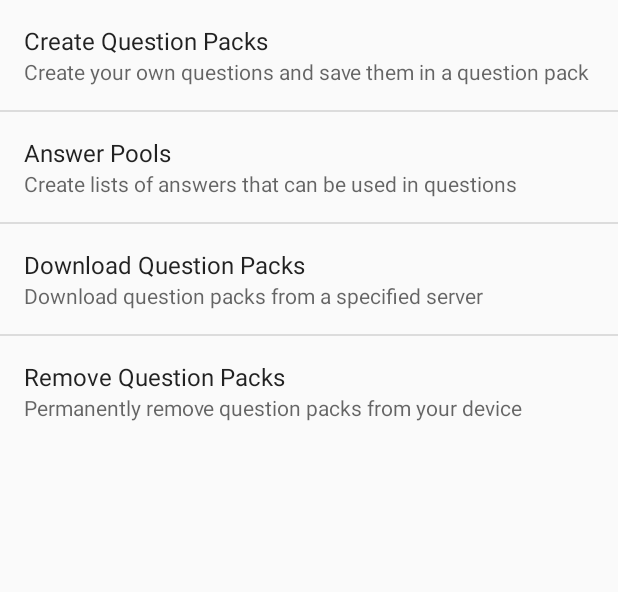
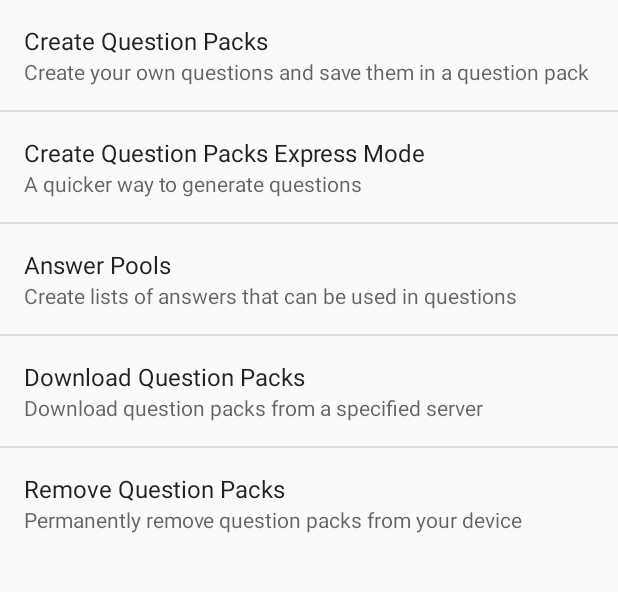
Before and after one commit to johncrawley/quizudo, an Android app: the screen it shows after launch (PreferencesActivity), after a tap on "OPTIONS", on a phone screen of 412 x 824 dp, the part 75-667 px from its top. Run offline under Robolectric (Android 15) with nearby library versions, the phone set to English and light mode, and no system bars; our stand-ins replace AdMob.

Commit message:
Creation of menu item for question generator.

```diff
--- a/app/src/main/AndroidManifest.xml
+++ b/app/src/main/AndroidManifest.xml
@@ -13,7 +13,7 @@
         android:label="@string/app_name"
         android:supportsRtl="true"
         android:theme="@style/Theme.AppCompat.Light.NoActionBar">
-        <activity android:name=".creator.turbo.GeneratorsActivity"></activity>
+        <activity android:name=".creator.express.GeneratorsActivity"></activity>
         <!-- android:theme="@style/AppTheme"> -->
         <activity
             android:name=".main.MainActivity"
--- a/app/src/main/java/com/jacsstuff/quizudo/creator/turbo/GeneratorsActivity.java
+++ b/app/src/main/java/com/jacsstuff/quizudo/creator/express/GeneratorsActivity.java
@@ -1,4 +1,4 @@
-package com.jacsstuff.quizudo.creator.turbo;
+package com.jacsstuff.quizudo.creator.express;
 
 import android.support.v7.app.AppCompatActivity;
 import android.os.Bundle;
--- a/app/src/main/java/com/jacsstuff/quizudo/options/SettingsFragment.java
+++ b/app/src/main/java/com/jacsstuff/quizudo/options/SettingsFragment.java
@@ -13,9 +13,11 @@ import android.view.ViewGroup;
 import com.jacsstuff.quizudo.R;
 import com.jacsstuff.quizudo.creator.QuizWriterActivity;
 import com.jacsstuff.quizudo.answerPool.AnswerPoolActivity;
+import com.jacsstuff.quizudo.creator.express.GeneratorsActivity;
 import com.jacsstuff.quizudo.download.DownloadQuestionsActivity;
 
 import static com.jacsstuff.quizudo.utils.Consts.DOWNLOAD_QUESTION_PACKS_PREFERENCE;
+import static com.jacsstuff.quizudo.utils.Consts.QUESTION_CREATOR_EXPRESS_PREFERENCE;
 import static com.jacsstuff.quizudo.utils.Consts.QUESTION_CREATOR_PREFERENCE;
 import static com.jacsstuff.quizudo.utils.Consts.REMOVE_QUESTIONS_PREFERENCE;
 import static com.jacsstuff.quizudo.utils.Consts.ANSWER_POOL_PREFERENCE;
@@ -55,7 +57,12 @@ public class SettingsFragment extends PreferenceFragment {
 
     private void setupPreferences(){
 
-        for(String preferenceName : new String[]{DOWNLOAD_QUESTION_PACKS_PREFERENCE, REMOVE_QUESTIONS_PREFERENCE, ANSWER_POOL_PREFERENCE, QUESTION_CREATOR_PREFERENCE }){
+        for(String preferenceName : new String[]{
+                QUESTION_CREATOR_EXPRESS_PREFERENCE,
+                DOWNLOAD_QUESTION_PACKS_PREFERENCE,
+                REMOVE_QUESTIONS_PREFERENCE,
+                ANSWER_POOL_PREFERENCE,
+                QUESTION_CREATOR_PREFERENCE }){
             setupPreference(preferenceName);
         }
     }
@@ -83,6 +90,9 @@ public class SettingsFragment extends PreferenceFragment {
                         break;
                     case ANSWER_POOL_PREFERENCE:
                         launchActivity(AnswerPoolActivity.class);
+                        break;
+                    case QUESTION_CREATOR_EXPRESS_PREFERENCE:
+                        launchActivity(GeneratorsActivity.class);
                         break;
                     case QUESTION_CREATOR_PREFERENCE:
                         launchActivity(QuizWriterActivity.class);
--- a/app/src/main/java/com/jacsstuff/quizudo/utils/Consts.java
+++ b/app/src/main/java/com/jacsstuff/quizudo/utils/Consts.java
@@ -36,6 +36,7 @@ public class Consts {
     public static final String WERE_DEFAULT_QPS_ADDED_PREFERENCE = "wereDefaultQPsAdded";
     public static final String ANSWER_POOL_PREFERENCE = "AnswerPoolSettings";
     public static final String QUESTION_CREATOR_PREFERENCE = "QuestionPackCreator";
+    public static final String QUESTION_CREATOR_EXPRESS_PREFERENCE = "QuestionPackCreatorExpress";
     public static final int DEFAULT_NUMBER_OF_QUESTIONS = 10;
 
     public static final String IS_ANSWER_CORRECT_INTENT_EXTRA = "isAnswerCorrect";
--- a/app/src/main/res/layout/activity_generators.xml
+++ b/app/src/main/res/layout/activity_generators.xml
@@ -4,7 +4,7 @@
     xmlns:tools="http://schemas.android.com/tools"
     android:layout_width="match_parent"
     android:layout_height="match_parent"
-    tools:context=".creator.turbo.GeneratorsActivity">
+    tools:context=".creator.express.GeneratorsActivity">
 
     <ListView
         android:layout_width="409dp"
--- a/app/src/main/res/values/strings.xml
+++ b/app/src/main/res/values/strings.xml
@@ -164,6 +164,8 @@
     <string name="download_questions_activity_title">Download Question Packs</string>
     <string name="create_question_pack_preference_title">Create Question Packs</string>
     <string name="create_question_pack_preference_summary">Create your own questions and save them in a question pack</string>
+    <string name="create_question_pack_express_preference_title">Create Question Packs Express Mode</string>
+    <string name="create_question_pack_preference_express_summary">A quicker way to generate questions</string>
     <string name="download_question_packs_preference_title">Download Question Packs</string>
     <string name="download_question_packs_preference_summary">Download question packs from a specified server</string>
     <string name="remove_question_packs_preference_title">Remove Questions</string>
--- a/app/src/main/res/xml/preferences.xml
+++ b/app/src/main/res/xml/preferences.xml
@@ -4,6 +4,11 @@
     <Preference android:title="@string/create_question_pack_preference_title"
         android:key="QuestionPackCreator"
         android:summary="@string/create_question_pack_preference_summary"/>
+
+    <Preference android:title="@string/create_question_pack_express_preference_title"
+        android:key="QuestionPackCreatorExpress"
+        android:summary="@string/create_question_pack_preference_express_summary"/>
+
     <Preference android:title="@string/answer_pools_preferences_title"
         android:key="AnswerPoolSettings"
         android:summary="@string/answer_pools_preference_summary"/>
```
